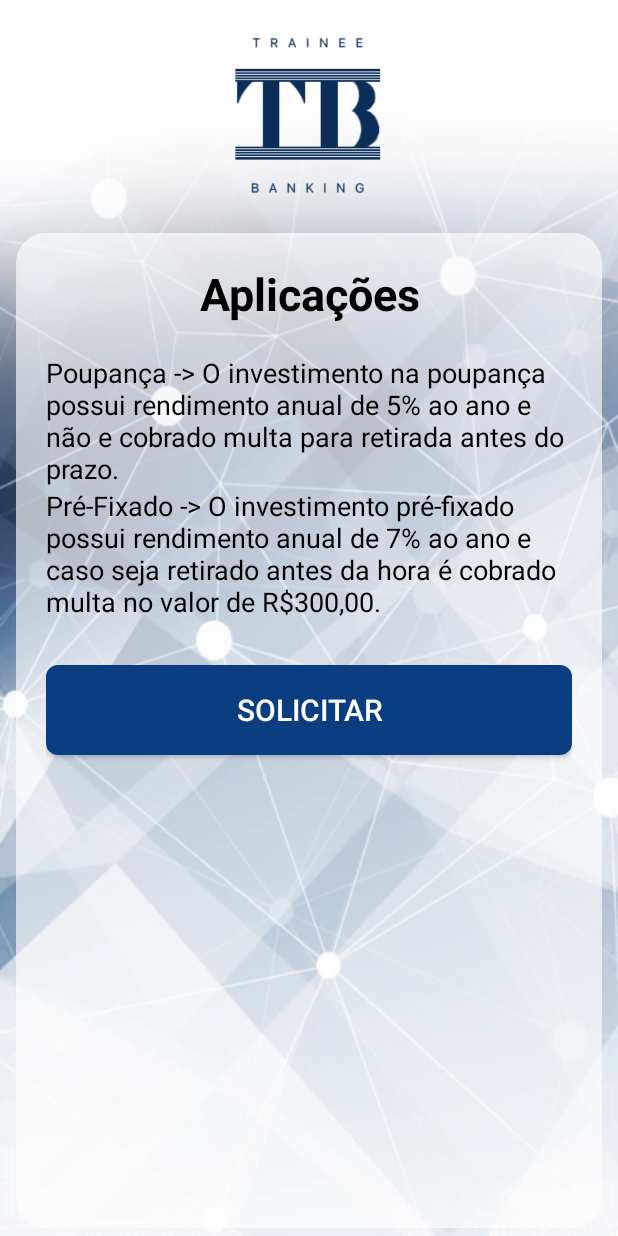
After one commit to crllm/AppTB, an Android app: the ViewAplicacoesActivity screen opened directly, with no data from a screen before it, on a phone screen of 412 x 824 dp. The commit adds this screen. Run offline under Robolectric (Android 15) with nearby library versions, the phone set to English and light mode, and no system bars.

Commit message:
Criação da viewAplicacoes

```diff
--- a/app/src/main/AndroidManifest.xml
+++ b/app/src/main/AndroidManifest.xml
@@ -20,21 +20,24 @@
         </activity>
         <activity
             android:name=".Activity.ViewSplash"
-            android:theme="@style/Theme.AppCompat.Light.NoActionBar"/>
+            android:theme="@style/Theme.AppCompat.Light.NoActionBar" />
         <activity
             android:name=".Activity.ViewLogin"
             android:theme="@style/Theme.AppCompat.Light.NoActionBar" />
         <activity
             android:name=".Activity.ViewAlterarCadastro"
-            android:theme="@style/Theme.AppCompat.Light.NoActionBar"/>
+            android:theme="@style/Theme.AppCompat.Light.NoActionBar" />
         <activity
             android:name=".Activity.ViewPagamento"
-            android:theme="@style/Theme.AppCompat.Light.NoActionBar"/>
+            android:theme="@style/Theme.AppCompat.Light.NoActionBar" />
         <activity
             android:name=".Activity.ViewEmprestimo"
-            android:theme="@style/Theme.AppCompat.Light.NoActionBar"/>
+            android:theme="@style/Theme.AppCompat.Light.NoActionBar" />
         <activity
             android:name=".Activity.ViewFinanciamento"
+            android:theme="@style/Theme.AppCompat.Light.NoActionBar" />
+        <activity
+            android:name=".ViewAplicacoesActivity"
             android:theme="@style/Theme.AppCompat.Light.NoActionBar"/>
     </application>
 
--- /dev/null
+++ b/app/src/main/java/com/example/tb/traineebanking/ViewAplicacoesActivity.java
@@ -0,0 +1,13 @@
+package com.example.tb.traineebanking;
+
+import android.support.v7.app.AppCompatActivity;
+import android.os.Bundle;
+
+public class ViewAplicacoesActivity extends AppCompatActivity {
+
+    @Override
+    protected void onCreate(Bundle savedInstanceState) {
+        super.onCreate(savedInstanceState);
+        setContentView(R.layout.activity_view_aplicacoes);
+    }
+}
--- /dev/null
+++ b/app/src/main/res/layout/activity_view_aplicacoes.xml
@@ -0,0 +1,141 @@
+<?xml version="1.0" encoding="utf-8"?>
+<LinearLayout xmlns:android="http://schemas.android.com/apk/res/android"
+    xmlns:app="http://schemas.android.com/apk/res-auto"
+    xmlns:tools="http://schemas.android.com/tools"
+    android:layout_width="match_parent"
+    android:layout_height="match_parent"
+    android:orientation="vertical"
+    android:background="@drawable/background_apk">
+
+    <RelativeLayout
+        android:layout_width="match_parent"
+        android:layout_height="match_parent"
+        android:gravity="center"
+        android:padding="5dp">
+        <ImageView
+            android:layout_width="wrap_content"
+            android:layout_height="wrap_content"
+            android:src="@drawable/logo_tb_azul"
+            android:layout_marginTop="10dp"
+            android:layout_centerHorizontal="true"/>
+
+        <LinearLayout
+            android:id="@+id/lltSolicitar"
+            android:layout_width="match_parent"
+            android:layout_height="match_parent"
+            android:layout_marginTop="150dp"
+            android:layout_marginLeft="5dp"
+            android:layout_marginRight="5dp"
+            android:background="@drawable/screen_border"
+            android:orientation="vertical"
+            android:padding="20dp">
+            <TextView
+                android:layout_width="match_parent"
+                android:layout_height="wrap_content"
+                android:text="Aplicações"
+                android:textColor="@color/black"
+                android:textSize="30sp"
+                android:textStyle="bold"
+                android:gravity="center_horizontal"
+                />
+
+            <TextView
+                android:id="@+id/lblPoupanca"
+                android:layout_width="wrap_content"
+                android:layout_height="wrap_content"
+                android:layout_marginTop="20dp"
+                android:text="@string/poupanca"
+                android:textColor="@color/black"
+                android:textSize="18sp" />
+
+            <TextView
+                android:id="@+id/lblPreFixado"
+                android:layout_width="wrap_content"
+                android:layout_height="wrap_content"
+                android:text="@string/pre_fixado"
+                android:textColor="@color/black"
+                android:textSize="18sp" />
+
+            <Button
+                android:id="@+id/btnSolicitar"
+                android:layout_width="match_parent"
+                android:layout_height="60dp"
+                android:layout_marginTop="30dp"
+                android:textSize="20sp"
+                android:background="@drawable/buttonazul_border"
+                android:textColor="@color/white"
+                android:text="SOLICITAR"/>
+
+        </LinearLayout>
+
+
+        <LinearLayout
+            android:id="@+id/lltInvestir"
+            android:layout_width="match_parent"
+            android:layout_height="match_parent"
+            android:layout_marginTop="150dp"
+            android:layout_marginLeft="5dp"
+            android:layout_marginRight="5dp"
+            android:background="@drawable/screen_border"
+            android:orientation="vertical"
+            android:padding="20dp"
+            android:visibility="invisible">
+            <TextView
+                android:layout_width="match_parent"
+                android:layout_height="wrap_content"
+                android:text="Aplicações"
+                android:textColor="@color/black"
+                android:textSize="30sp"
+                android:textStyle="bold"
+                android:gravity="center_horizontal"
+                />
+
+            <TextView
+                android:id="@+id/lblValor"
+                android:layout_width="wrap_content"
+                android:layout_height="wrap_content"
+                android:layout_marginTop="20dp"
+                android:text="Valor a investir"
+                android:textColor="@color/black"
+                android:textSize="18sp" />
+
+            <EditText
+                android:id="@+id/txtValor"
+                android:layout_width="match_parent"
+                android:layout_height="45dp"
+                android:layout_gravity="right"
+                android:layout_marginTop="5dp"
+                android:background="@drawable/textbox_border"
+                android:textSize="16sp"/>
+
+            <RadioGroup
+                android:id="@+id/rdgInvestimento"
+                android:layout_width="wrap_content"
+                android:layout_height="wrap_content">
+                <RadioButton
+                    android:layout_width="wrap_content"
+                    android:layout_height="wrap_content"
+                    android:text="Poupança"
+                    android:textSize="18sp"/>
+
+                <RadioButton
+                    android:layout_width="wrap_content"
+                    android:layout_height="wrap_content"
+                    android:text="Pré-Fixado"
+                    android:textSize="18sp"/>
+            </RadioGroup>
+
+            <Button
+                android:id="@+id/btnInvestir"
+                android:layout_width="match_parent"
+                android:layout_height="60dp"
+                android:layout_marginTop="30dp"
+                android:textSize="20sp"
+                android:background="@drawable/buttonazul_border"
+                android:textColor="@color/white"
+                android:text="INVESTIR"/>
+
+        </LinearLayout>
+    </RelativeLayout>
+
+</LinearLayout>
--- a/app/src/main/res/values/strings.xml
+++ b/app/src/main/res/values/strings.xml
@@ -1,3 +1,11 @@
 <resources>
     <string name="app_name">TraineeBanking</string>
+    <string name="poupanca">Poupança -> O investimento na poupança possui
+        rendimento anual de 5% ao ano e não e cobrado
+        multa para retirada antes do prazo.</string>
+
+    <string name="pre_fixado">Pré-Fixado -> O investimento pré-fixado possui
+        rendimento anual de 7% ao ano e caso seja
+        retirado antes da hora é cobrado multa no valor
+        de R$300,00.</string>
 </resources>
```
